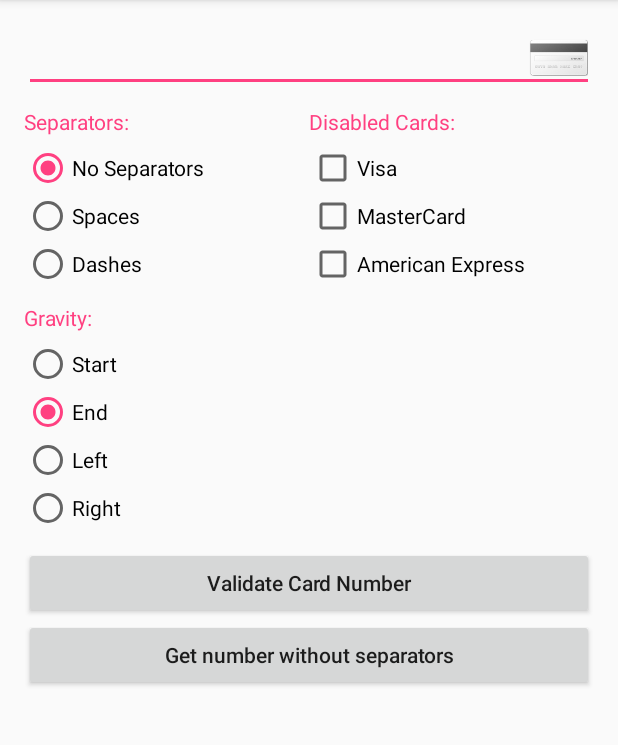
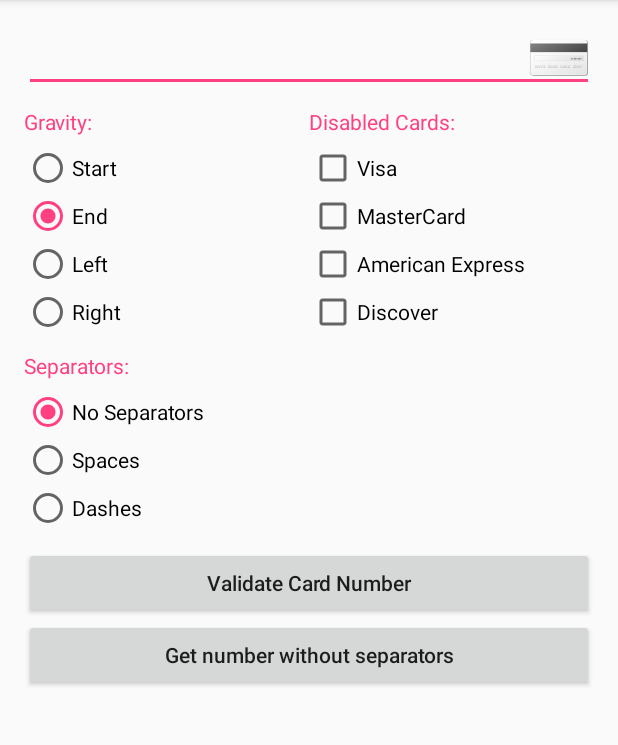
Before and after one commit to Mostafa-MA-Saleh/EditCredit, an Android app: the screen it shows after launch (MainActivity), on a phone screen of 412 x 824 dp, the part 84-829 px from its top. Run offline under Robolectric (Android 15) with nearby library versions, the phone set to English and light mode, and no system bars; 2 statements that could not run were skipped.

Commit message:
- Added support for Discover cards.

```diff
--- a/app/src/main/java/mostafa/ma/saleh/gmail/com/editcreditdemo/MainActivity.java
+++ b/app/src/main/java/mostafa/ma/saleh/gmail/com/editcreditdemo/MainActivity.java
@@ -25,6 +25,7 @@ public class MainActivity extends AppCompatActivity implements RadioGroup.OnChec
     private CheckBox visaCheckBox;
     private CheckBox masterCardCheckBox;
     private CheckBox americanExpressCheckBox;
+    private CheckBox discoverCheckBox;
 
     @Override
     protected void onCreate(Bundle savedInstanceState) {
@@ -42,6 +43,7 @@ public class MainActivity extends AppCompatActivity implements RadioGroup.OnChec
         visaCheckBox.setOnCheckedChangeListener(this);
         masterCardCheckBox.setOnCheckedChangeListener(this);
         americanExpressCheckBox.setOnCheckedChangeListener(this);
+        discoverCheckBox.setOnCheckedChangeListener(this);
     }
 
     private void findViewsById() {
@@ -110,6 +112,9 @@ public class MainActivity extends AppCompatActivity implements RadioGroup.OnChec
         if (americanExpressCheckBox.isChecked()) {
             disabledCards.add(EditCredit.Card.AMEX);
         }
+        if (discoverCheckBox.isChecked()) {
+            disabledCards.add(EditCredit.Card.DISCOVER);
+        }
         mEditCredit.setDisabledCards(disabledCards.toArray(new EditCredit.Card[0]));
     }
 
--- a/app/src/main/res/layout/activity_main.xml
+++ b/app/src/main/res/layout/activity_main.xml
@@ -24,6 +24,45 @@
             <LinearLayout
                 android:layout_weight="0.5"
                 android:orientation="vertical">
+
+                <TextView
+                    android:layout_width="wrap_content"
+                    android:layout_height="wrap_content"
+                    android:layout_marginBottom="5dp"
+                    android:text="@string/gravity_label"
+                    android:textColor="@color/colorAccent" />
+
+                <RadioGroup
+                    android:id="@+id/gravity_radio_group"
+                    android:layout_width="wrap_content"
+                    android:layout_height="wrap_content"
+                    android:layout_marginBottom="10dp"
+                    android:checkedButton="@+id/end_radio_button">
+
+                    <RadioButton
+                        android:id="@+id/start_radio_button"
+                        android:layout_width="wrap_content"
+                        android:layout_height="wrap_content"
+                        android:text="@string/start" />
+
+                    <RadioButton
+                        android:id="@+id/end_radio_button"
+                        android:layout_width="wrap_content"
+                        android:layout_height="wrap_content"
+                        android:text="@string/end" />
+
+                    <RadioButton
+                        android:id="@+id/left_radio_button"
+                        android:layout_width="wrap_content"
+                        android:layout_height="wrap_content"
+                        android:text="@string/left" />
+
+                    <RadioButton
+                        android:id="@+id/right_radio_button"
+                        android:layout_width="wrap_content"
+                        android:layout_height="wrap_content"
+                        android:text="@string/right" />
+                </RadioGroup>
 
                 <TextView
                     android:layout_width="wrap_content"
@@ -87,47 +126,14 @@
                     android:layout_width="wrap_content"
                     android:layout_height="wrap_content"
                     android:text="@string/american_express" />
+
+                <CheckBox
+                    android:id="@+id/chk_discover"
+                    android:layout_width="wrap_content"
+                    android:layout_height="wrap_content"
+                    android:text="@string/discover" />
             </LinearLayout>
         </TableRow>
-
-        <TextView
-            android:layout_width="wrap_content"
-            android:layout_height="wrap_content"
-            android:layout_marginBottom="5dp"
-            android:text="@string/gravity_label"
-            android:textColor="@color/colorAccent" />
-
-        <RadioGroup
-            android:id="@+id/gravity_radio_group"
-            android:layout_width="wrap_content"
-            android:layout_height="wrap_content"
-            android:layout_marginBottom="10dp"
-            android:checkedButton="@+id/end_radio_button">
-
-            <RadioButton
-                android:id="@+id/start_radio_button"
-                android:layout_width="wrap_content"
-                android:layout_height="wrap_content"
-                android:text="@string/start" />
-
-            <RadioButton
-                android:id="@+id/end_radio_button"
-                android:layout_width="wrap_content"
-                android:layout_height="wrap_content"
-                android:text="@string/end" />
-
-            <RadioButton
-                android:id="@+id/left_radio_button"
-                android:layout_width="wrap_content"
-                android:layout_height="wrap_content"
-                android:text="@string/left" />
-
-            <RadioButton
-                android:id="@+id/right_radio_button"
-                android:layout_width="wrap_content"
-                android:layout_height="wrap_content"
-                android:text="@string/right" />
-        </RadioGroup>
 
         <Button
             android:id="@+id/btn_validate"
--- a/app/src/main/res/values/strings.xml
+++ b/app/src/main/res/values/strings.xml
@@ -10,6 +10,7 @@
     <string name="visa">Visa</string>
     <string name="mastercard">MasterCard</string>
     <string name="american_express">American Express</string>
+    <string name="discover">Discover</string>
     <string name="gravity_label">Gravity:</string>
     <string name="start">Start</string>
     <string name="end">End</string>
--- a/build.gradle
+++ b/build.gradle
@@ -26,7 +26,7 @@ ext {
     compileSdkVersion = 27
     supportVersion = "27.1.1"
     versionCode = 5
-    versionName = "1.6.3"
+    versionName = "1.7.0"
 }
 
 task clean(type: Delete) {
--- a/editcredit/src/main/java/mostafa/ma/saleh/gmail/com/editcredit/EditCredit.java
+++ b/editcredit/src/main/java/mostafa/ma/saleh/gmail/com/editcredit/EditCredit.java
@@ -35,7 +35,7 @@ public class EditCredit extends AppCompatEditText {
     }
 
     public enum Card {
-        VISA(1), MASTERCARD(2), AMEX(4);
+        VISA(1), MASTERCARD(2), AMEX(4), DISCOVER(8);
         private int value;
 
         Card(int value) {
@@ -58,6 +58,8 @@ public class EditCredit extends AppCompatEditText {
     public static final int MASTERCARD = 2;
     @Deprecated
     public static final int AMEX = 4;
+    @Deprecated
+    public static final int DISCOVER = 8;
 
     private SparseArray<Pattern> mCCPatterns = null;
 
@@ -271,6 +273,9 @@ public class EditCredit extends AppCompatEditText {
         if (containsFlag(disabledCards, Card.AMEX.value)) {
             cards.add(Card.AMEX);
         }
+        if (containsFlag(disabledCards, Card.DISCOVER.value)) {
+            cards.add(Card.DISCOVER);
+        }
         setDisabledCards(cards.toArray(new Card[0]));
     }
 
@@ -304,6 +309,9 @@ public class EditCredit extends AppCompatEditText {
         }
         if (!containsFlag(disabledCards, Card.AMEX.value)) {
             mCCPatterns.put(R.drawable.amex, Pattern.compile("^3[47][0-9]{0,13}$"));
+        }
+        if (!containsFlag(disabledCards, Card.DISCOVER.value)) {
+            mCCPatterns.put(R.drawable.discover, Pattern.compile("^6(?:011|5[0-9]{1,2})[0-9]{0,12}$"));
         }
         onTextChanged("", 0, 0, 0);
     }
--- a/editcredit/src/main/res/values/attrs.xml
+++ b/editcredit/src/main/res/values/attrs.xml
@@ -11,6 +11,7 @@
             <flag name="visa" value="1" />
             <flag name="mastercard" value="2" />
             <flag name="amex" value="4" />
+            <flag name="discover" value="8" />
         </attr>
         <attr name="drawableGravity">
             <enum name="start" value="0" />
```
Also changed, not shown: editcredit/src/main/res/drawable/amex.png, editcredit/src/main/res/drawable/creditcard.png, editcredit/src/main/res/drawable/discover.png (added), editcredit/src/main/res/drawable/mastercard.png, editcredit/src/main/res/drawable/visa.png.
